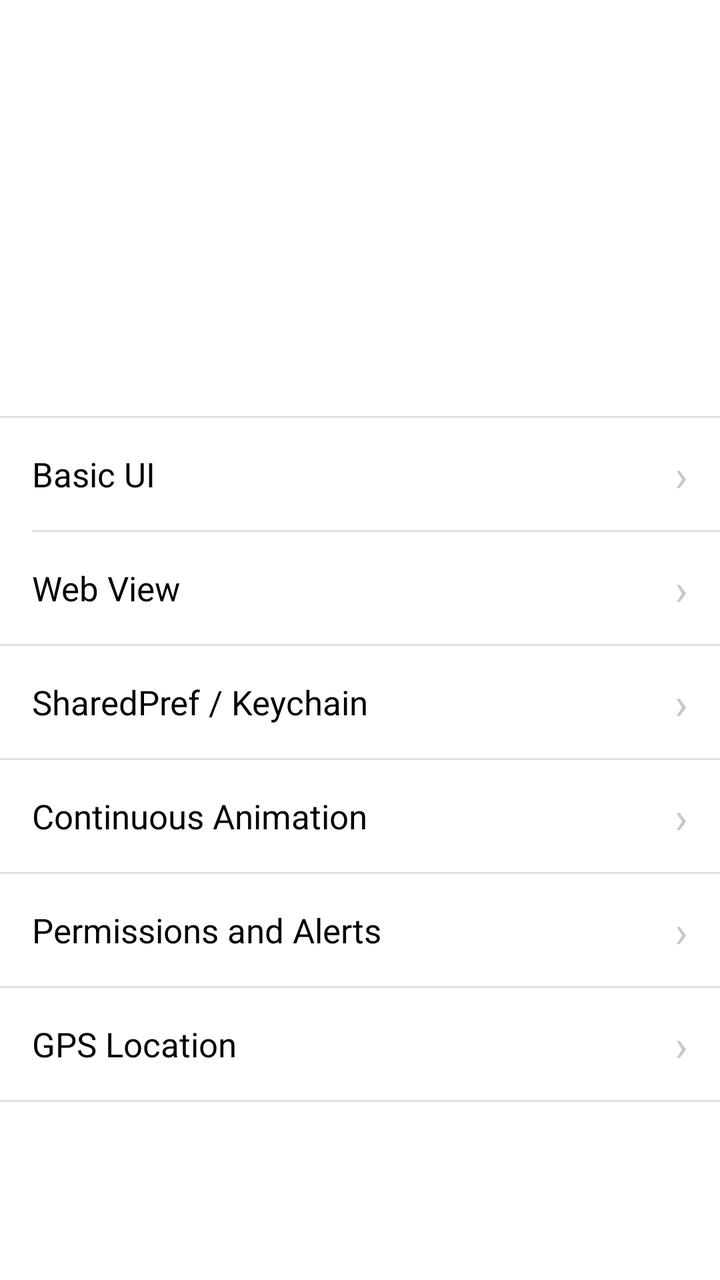
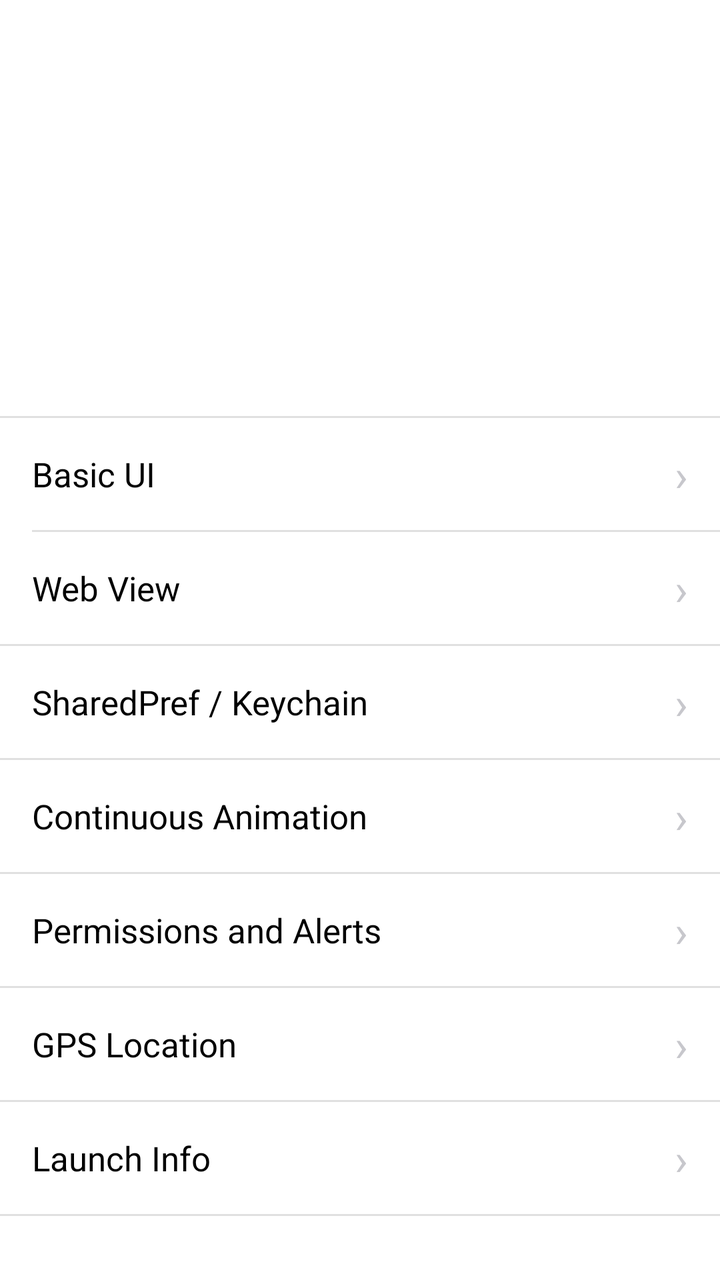

Compare the two renders of this Android layout. The source of the first and the diff that turns it into the second are given below.
<!-- AndroidManifest.xml: application theme Theme.Playground -->
<!-- res/layout/activity_main.xml -->
<?xml version="1.0" encoding="utf-8"?>
<LinearLayout xmlns:android="http://schemas.android.com/apk/res/android"
    android:layout_width="match_parent"
    android:layout_height="match_parent"
    android:orientation="vertical"
    android:background="#FFFFFF"
    android:fitsSystemWindows="true">

    <ImageView
        android:id="@+id/logo"
        android:layout_width="200dp"
        android:layout_height="120dp"
        android:layout_gravity="center_horizontal"
        android:layout_marginTop="48dp"
        android:layout_marginBottom="40dp"
        android:scaleType="fitCenter"
        android:contentDescription="Playground logo" />

    <View
        android:layout_width="match_parent"
        android:layout_height="1dp"
        android:background="#E0E0E0" />

    <LinearLayout
        android:id="@+id/btn_basic_ui"
        android:layout_width="match_parent"
        android:layout_height="56dp"
        android:orientation="horizontal"
        android:background="?attr/selectableItemBackground"
        android:clickable="true"
        android:focusable="true"
        android:paddingStart="16dp"
        android:paddingEnd="16dp"
        android:gravity="center_vertical">

        <TextView
            android:layout_width="0dp"
            android:layout_height="wrap_content"
            android:layout_weight="1"
            android:text="Basic UI"
            android:textSize="17sp"
            android:textColor="#000000" />

        <TextView
            android:layout_width="wrap_content"
            android:layout_height="wrap_content"
            android:text="›"
            android:textSize="22sp"
            android:textColor="#C7C7CC" />
    </LinearLayout>

    <View
        android:layout_width="match_parent"
        android:layout_height="1dp"
        android:layout_marginStart="16dp"
        android:background="#E0E0E0" />

    <LinearLayout
        android:id="@+id/btn_web_view"
        android:layout_width="match_parent"
        android:layout_height="56dp"
        android:orientation="horizontal"
        android:background="?attr/selectableItemBackground"
        android:clickable="true"
        android:focusable="true"
        android:paddingStart="16dp"
        android:paddingEnd="16dp"
        android:gravity="center_vertical">

        <TextView
            android:layout_width="0dp"
            android:layout_height="wrap_content"
            android:layout_weight="1"
            android:text="Web View"
            android:textSize="17sp"
            android:textColor="#000000" />

        <TextView
            android:layout_width="wrap_content"
            android:layout_height="wrap_content"
            android:text="›"
            android:textSize="22sp"
            android:textColor="#C7C7CC" />
    </LinearLayout>

    <View
        android:layout_width="match_parent"
        android:layout_height="1dp"
        android:background="#E0E0E0" />

    <LinearLayout
        android:id="@+id/btn_preferences"
        android:layout_width="match_parent"
        android:layout_height="56dp"
        android:orientation="horizontal"
        android:background="?attr/selectableItemBackground"
        android:clickable="true"
        android:focusable="true"
        android:paddingStart="16dp"
        android:paddingEnd="16dp"
        android:gravity="center_vertical">

        <TextView
            android:layout_width="0dp"
            android:layout_height="wrap_content"
            android:layout_weight="1"
            android:text="SharedPref / Keychain"
            android:textSize="17sp"
            android:textColor="#000000" />

        <TextView
            android:layout_width="wrap_content"
            android:layout_height="wrap_content"
            android:text="›"
            android:textSize="22sp"
            android:textColor="#C7C7CC" />
    </LinearLayout>

    <View
        android:layout_width="match_parent"
        android:layout_height="1dp"
        android:background="#E0E0E0" />

    <LinearLayout
        android:id="@+id/btn_continuous_animation"
        android:layout_width="match_parent"
        android:layout_height="56dp"
        android:orientation="horizontal"
        android:background="?attr/selectableItemBackground"
        android:clickable="true"
        android:focusable="true"
        android:paddingStart="16dp"
        android:paddingEnd="16dp"
        android:gravity="center_vertical">

        <TextView
            android:layout_width="0dp"
            android:layout_height="wrap_content"
            android:layout_weight="1"
            android:text="Continuous Animation"
            android:textSize="17sp"
            android:textColor="#000000" />

        <TextView
            android:layout_width="wrap_content"
            android:layout_height="wrap_content"
            android:text="›"
            android:textSize="22sp"
            android:textColor="#C7C7CC" />
    </LinearLayout>

    <View
        android:layout_width="match_parent"
        android:layout_height="1dp"
        android:background="#E0E0E0" />

    <LinearLayout
        android:id="@+id/btn_permissions"
        android:layout_width="match_parent"
        android:layout_height="56dp"
        android:orientation="horizontal"
        android:background="?attr/selectableItemBackground"
        android:clickable="true"
        android:focusable="true"
        android:paddingStart="16dp"
        android:paddingEnd="16dp"
        android:gravity="center_vertical">

        <TextView
            android:layout_width="0dp"
            android:layout_height="wrap_content"
            android:layout_weight="1"
            android:text="Permissions and Alerts"
            android:textSize="17sp"
            android:textColor="#000000" />

        <TextView
            android:layout_width="wrap_content"
            android:layout_height="wrap_content"
            android:text="›"
            android:textSize="22sp"
            android:textColor="#C7C7CC" />
    </LinearLayout>

    <View
        android:layout_width="match_parent"
        android:layout_height="1dp"
        android:background="#E0E0E0" />

    <LinearLayout
        android:id="@+id/btn_location"
        android:layout_width="match_parent"
        android:layout_height="56dp"
        android:orientation="horizontal"
        android:background="?attr/selectableItemBackground"
        android:clickable="true"
        android:focusable="true"
        android:paddingStart="16dp"
        android:paddingEnd="16dp"
        android:gravity="center_vertical">

        <TextView
            android:layout_width="0dp"
            android:layout_height="wrap_content"
            android:layout_weight="1"
            android:text="GPS Location"
            android:textSize="17sp"
            android:textColor="#000000" />

        <TextView
            android:layout_width="wrap_content"
            android:layout_height="wrap_content"
            android:text="›"
            android:textSize="22sp"
            android:textColor="#C7C7CC" />
    </LinearLayout>

    <View
        android:layout_width="match_parent"
        android:layout_height="1dp"
        android:background="#E0E0E0" />


</LinearLayout>
<!-- resources referenced by this layout -->
<resources>
  <style name="Theme.Playground" parent="Theme.MaterialComponents.Light.NoActionBar" />
</resources>

<!-- the commit's change to res/layout/activity_main.xml (unified diff, before → after) -->
@@ -221,4 +221,38 @@
         android:background="#E0E0E0" />
 
 
+    <LinearLayout
+        android:id="@+id/btn_launch_info"
+        android:layout_width="match_parent"
+        android:layout_height="56dp"
+        android:orientation="horizontal"
+        android:background="?attr/selectableItemBackground"
+        android:clickable="true"
+        android:focusable="true"
+        android:paddingStart="16dp"
+        android:paddingEnd="16dp"
+        android:gravity="center_vertical">
+
+        <TextView
+            android:layout_width="0dp"
+            android:layout_height="wrap_content"
+            android:layout_weight="1"
+            android:text="Launch Info"
+            android:textSize="17sp"
+            android:textColor="#000000" />
+
+        <TextView
+            android:layout_width="wrap_content"
+            android:layout_height="wrap_content"
+            android:text="›"
+            android:textSize="22sp"
+            android:textColor="#C7C7CC" />
+    </LinearLayout>
+
+    <View
+        android:layout_width="match_parent"
+        android:layout_height="1dp"
+        android:background="#E0E0E0" />
+
+
 </LinearLayout>
